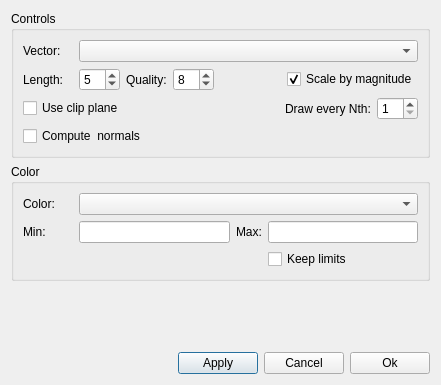
First picture: the form in ElmerGUI/vtkpost/vector.ui, repository tehnick/elmerfem, before the edit.
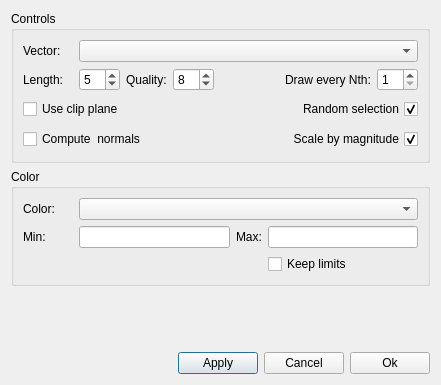
Second picture: the form after the edit. Icons and pictures are not drawn.

Commit message: ElmerGUI: Added random selection mode for vector reduction in vtkpost

```diff
--- a/ElmerGUI/vtkpost/vector.ui
+++ b/ElmerGUI/vtkpost/vector.ui
@@ -126,40 +126,6 @@
          </spacer>
         </item>
         <item>
-         <widget class="QCheckBox" name="scaleByMagnitude" >
-          <property name="text" >
-           <string>Scale by magnitude</string>
-          </property>
-          <property name="checked" >
-           <bool>true</bool>
-          </property>
-         </widget>
-        </item>
-       </layout>
-      </item>
-      <item>
-       <layout class="QHBoxLayout" >
-        <item>
-         <widget class="QCheckBox" name="useClip" >
-          <property name="text" >
-           <string>Use clip plane</string>
-          </property>
-         </widget>
-        </item>
-        <item>
-         <spacer>
-          <property name="orientation" >
-           <enum>Qt::Horizontal</enum>
-          </property>
-          <property name="sizeHint" >
-           <size>
-            <width>40</width>
-            <height>20</height>
-           </size>
-          </property>
-         </spacer>
-        </item>
-        <item>
          <widget class="QLabel" name="drawEveryNthLabel" >
           <property name="text" >
            <string>Draw every Nth:</string>
@@ -181,6 +147,43 @@
         </item>
        </layout>
       </item>
+      <item>
+       <layout class="QHBoxLayout" >
+        <item>
+         <widget class="QCheckBox" name="useClip" >
+          <property name="text" >
+           <string>Use clip plane</string>
+          </property>
+         </widget>
+        </item>
+        <item>
+         <spacer>
+          <property name="orientation" >
+           <enum>Qt::Horizontal</enum>
+          </property>
+          <property name="sizeHint" >
+           <size>
+            <width>121</width>
+            <height>24</height>
+           </size>
+          </property>
+         </spacer>
+        </item>
+        <item>
+         <widget class="QCheckBox" name="randomMode" >
+          <property name="layoutDirection" >
+           <enum>Qt::RightToLeft</enum>
+          </property>
+          <property name="text" >
+           <string>Random selection</string>
+          </property>
+          <property name="checked" >
+           <bool>true</bool>
+          </property>
+         </widget>
+        </item>
+       </layout>
+      </item>
       <item>
        <layout class="QHBoxLayout" >
         <item>
@@ -197,12 +200,25 @@
           </property>
           <property name="sizeHint" >
            <size>
-            <width>40</width>
-            <height>20</height>
+            <width>101</width>
+            <height>24</height>
            </size>
           </property>
          </spacer>
         </item>
+        <item>
+         <widget class="QCheckBox" name="scaleByMagnitude" >
+          <property name="layoutDirection" >
+           <enum>Qt::RightToLeft</enum>
+          </property>
+          <property name="text" >
+           <string>Scale by magnitude</string>
+          </property>
+          <property name="checked" >
+           <bool>true</bool>
+          </property>
+         </widget>
+        </item>
        </layout>
       </item>
      </layout>
```
Left out of the diff: 12 changed lines with no effect on the pictures. The commit also changes 1 other file.
